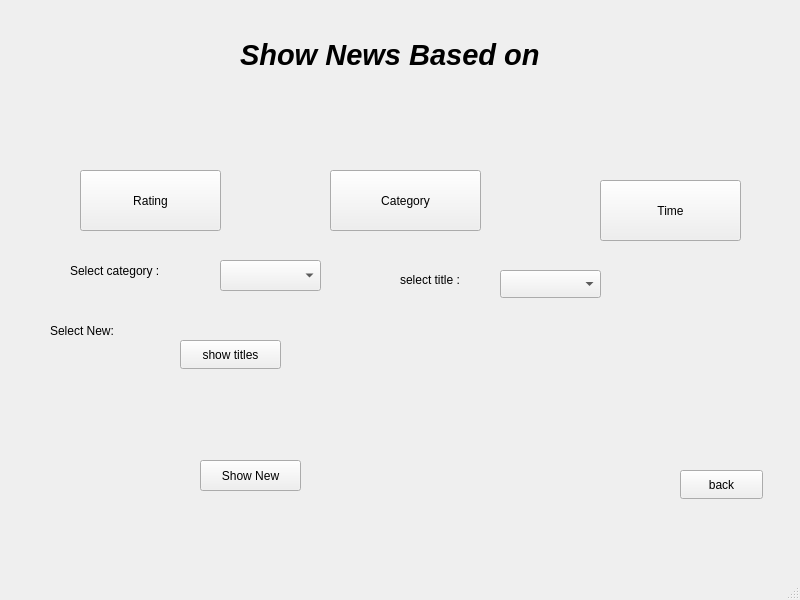
Above: newsbasedon.ui from Kero-83/NewManagementSystem before the change. Below: the same form after it.
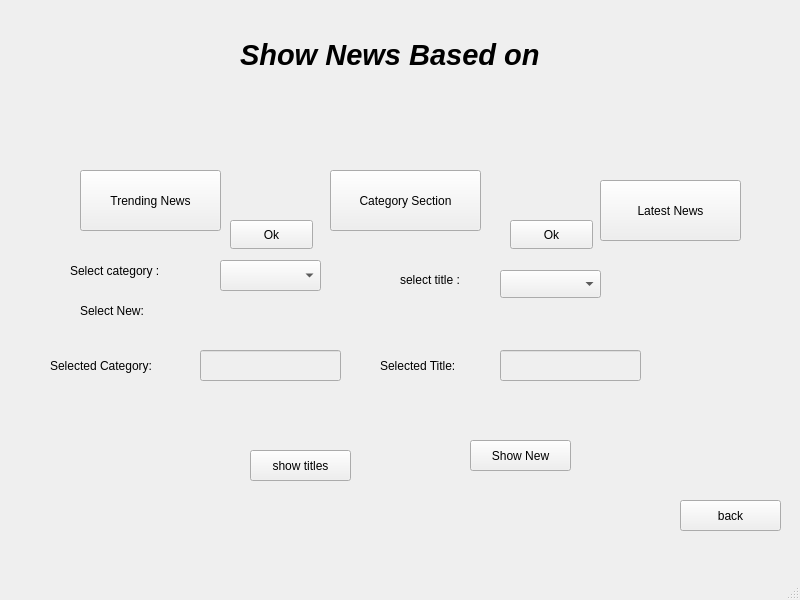
That is the form after the change.

```diff
--- a/newsbasedon.ui
+++ b/newsbasedon.ui
@@ -24,7 +24,7 @@
      </rect>
     </property>
     <property name="text">
-     <string>Rating</string>
+     <string>Trending News</string>
     </property>
    </widget>
    <widget class="QPushButton" name="Category">
@@ -37,7 +37,7 @@
      </rect>
     </property>
     <property name="text">
-     <string>Category</string>
+     <string>Category Section</string>
     </property>
    </widget>
    <widget class="QPushButton" name="Time">
@@ -50,7 +50,7 @@
      </rect>
     </property>
     <property name="text">
-     <string>Time</string>
+     <string>Latest News</string>
     </property>
    </widget>
    <widget class="QComboBox" name="CaegoryList">
@@ -76,8 +76,8 @@
    <widget class="QPushButton" name="showNew">
     <property name="geometry">
      <rect>
-      <x>200</x>
-      <y>460</y>
+      <x>470</x>
+      <y>440</y>
       <width>101</width>
       <height>31</height>
      </rect>
@@ -91,7 +91,7 @@
      <rect>
       <x>240</x>
       <y>30</y>
-      <width>311</width>
+      <width>401</width>
       <height>51</height>
      </rect>
     </property>
@@ -103,9 +103,9 @@
     <property name="geometry">
      <rect>
       <x>680</x>
-      <y>470</y>
-      <width>83</width>
-      <height>29</height>
+      <y>500</y>
+      <width>101</width>
+      <height>31</height>
      </rect>
     </property>
     <property name="text">
@@ -148,13 +148,13 @@
      <string>select title :</string>
     </property>
    </widget>
-   <widget class="QPushButton" name="pushButton">
+   <widget class="QPushButton" name="pushButton_showTitle">
     <property name="geometry">
      <rect>
-      <x>180</x>
-      <y>340</y>
+      <x>250</x>
+      <y>450</y>
       <width>101</width>
-      <height>29</height>
+      <height>31</height>
      </rect>
     </property>
     <property name="text">
@@ -164,8 +164,8 @@
    <widget class="QLabel" name="label_4">
     <property name="geometry">
      <rect>
-      <x>50</x>
-      <y>310</y>
+      <x>80</x>
+      <y>290</y>
       <width>161</width>
       <height>41</height>
      </rect>
@@ -174,6 +174,84 @@
      <string>Select New:</string>
     </property>
    </widget>
+   <widget class="QLabel" name="label_5">
+    <property name="geometry">
+     <rect>
+      <x>50</x>
+      <y>350</y>
+      <width>141</width>
+      <height>31</height>
+     </rect>
+    </property>
+    <property name="text">
+     <string>Selected Category:</string>
+    </property>
+   </widget>
+   <widget class="QLineEdit" name="lineEdit">
+    <property name="enabled">
+     <bool>false</bool>
+    </property>
+    <property name="geometry">
+     <rect>
+      <x>200</x>
+      <y>350</y>
+      <width>141</width>
+      <height>31</height>
+     </rect>
+    </property>
+   </widget>
+   <widget class="QLabel" name="label_6">
+    <property name="geometry">
+     <rect>
+      <x>380</x>
+      <y>350</y>
+      <width>141</width>
+      <height>31</height>
+     </rect>
+    </property>
+    <property name="text">
+     <string>Selected Title:</string>
+    </property>
+   </widget>
+   <widget class="QLineEdit" name="lineEdit_2">
+    <property name="enabled">
+     <bool>false</bool>
+    </property>
+    <property name="geometry">
+     <rect>
+      <x>500</x>
+      <y>350</y>
+      <width>141</width>
+      <height>31</height>
+     </rect>
+    </property>
+   </widget>
+   <widget class="QPushButton" name="pushButton">
+    <property name="geometry">
+     <rect>
+      <x>230</x>
+      <y>220</y>
+      <width>83</width>
+      <height>29</height>
+     </rect>
+    </property>
+    <property name="text">
+     <string>Ok</string>
+    </property>
+   </widget>
+   <widget class="QPushButton" name="pushButton_2">
+    <property name="geometry">
+     <rect>
+      <x>510</x>
+      <y>220</y>
+      <width>83</width>
+      <height>29</height>
+     </rect>
+    </property>
+    <property name="text">
+     <string>Ok</string>
+    </property>
+   </widget>
   </widget>
   <widget class="QMenuBar" name="menubar">
    <property name="geometry">
```
Left out of the diff: 20 changed lines with no effect on the pictures.
